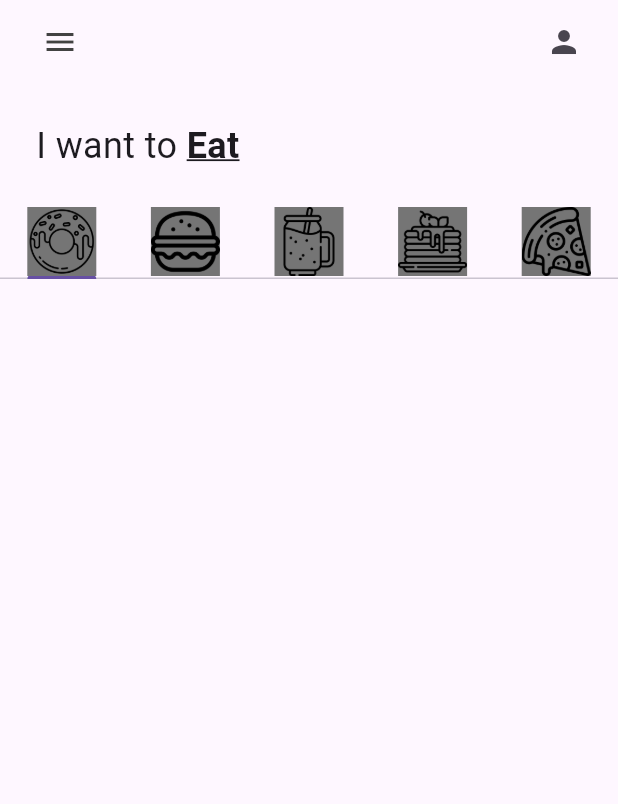
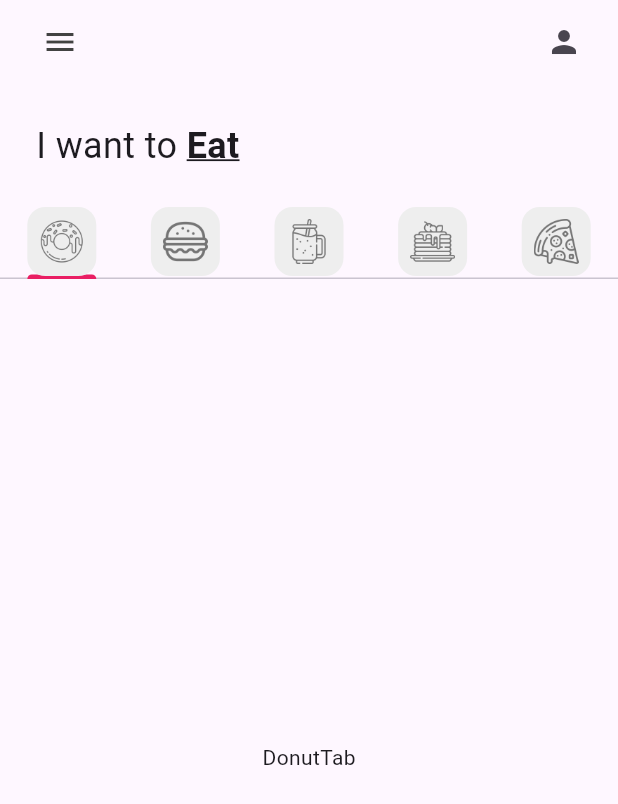
Before and after one commit to Gmoisesq26/p1_donut_app_geisler_quintal, a Flutter app: the screen it shows after launch, on a phone screen of 412 x 824 dp. Shown: the top 804 px of the screen. Run offline on Flutter 3.47's test engine with Material 3 defaults, Android fonts, the phone set to English and light mode, and no system bars.

Commit message:
Rockytec tabBar added_C

```diff
--- a/lib/Utilis/my_tab.dart
+++ b/lib/Utilis/my_tab.dart
@@ -8,8 +8,15 @@
   Widget build(BuildContext context) {
     return Tab(
       child: Container(
-        color: Colors.grey[600],
-        child: Image.asset(iconPath),
+        padding: const EdgeInsets.all(8),
+        decoration: BoxDecoration(
+          color: Colors.grey[200],
+          borderRadius: BorderRadius.circular(12),
+        ),
+        child: Image.asset(
+          iconPath,
+          color: Colors.grey[600],
+        ),
       ),
     );
   }
--- a/lib/main.dart
+++ b/lib/main.dart
@@ -10,8 +10,11 @@
 
   @override
   Widget build(BuildContext context) {
-    return const MaterialApp(
-      home: HomePages(),
+    return MaterialApp(
+      home: const HomePages(),
+      theme: ThemeData(
+        tabBarTheme: const TabBarTheme(indicatorColor: Colors.pink),
+      ),
     );
   }
 }
--- a/lib/pages/home_pages.dart
+++ b/lib/pages/home_pages.dart
@@ -1,5 +1,10 @@
 import 'package:flutter/material.dart';
 import 'package:p1_donut_app_geisler_quintal/Utilis/my_tab.dart';
+import '../tab/donut_tab.dart';
+import '../tab/burger_tab.dart';
+import '../tab/smoothie_tab.dart';
+import '../tab/pancakes_tab.dart';
+import '../tab/pizza_tab.dart';
 
 class HomePages extends StatefulWidget {
   const HomePages({super.key});
@@ -69,10 +74,18 @@
             ),
           ),
           //Tab bar
-          TabBar(tabs: myTabs)
+          TabBar(tabs: myTabs),
           //Tab bar view
-
-          //Total del carrito
+          const Expanded(
+              child: TabBarView(children: [
+            DonutTab(),
+            BurgerTab(),
+            SmoothieTab(),
+            PanCakesTab(),
+            PizzaTab()
+          ])
+              //Total del carrito
+              )
         ]),
       ),
     );
--- /dev/null
+++ b/lib/tab/donut_tab.dart
@@ -0,0 +1,12 @@
+import 'package:flutter/material.dart';
+
+class DonutTab extends StatelessWidget {
+  const DonutTab({super.key});
+
+  @override
+  Widget build(BuildContext context) {
+    return const Center(
+      child: Text("DonutTab"),
+    );
+  }
+}
```
Also changed, not shown: lib/tab/burger_tab.dart (added, +12 -0 lines), lib/tab/pancakes_tab.dart (added, +12 -0 lines), lib/tab/pizza_tab.dart (added, +12 -0 lines), lib/tab/smoothie_tab.dart (added, +12 -0 lines).
